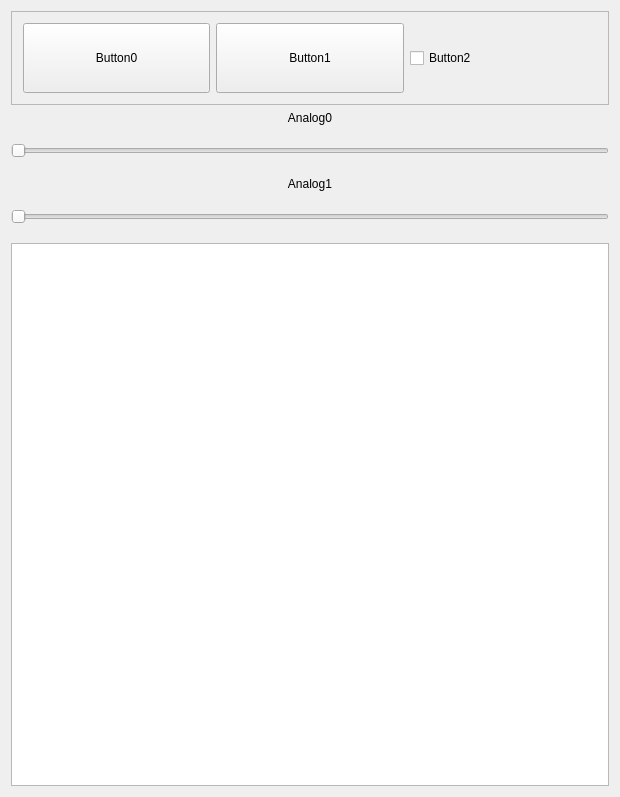
The window that mainwindow.ui (ReliaSolve/qt-vrpn-server) describes before a commit, drawn with Qt 5.
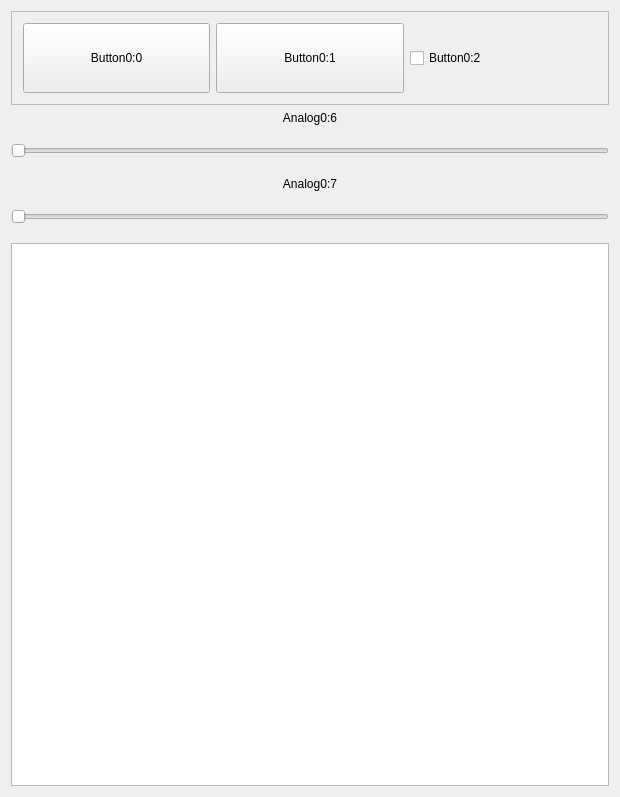
The same window after the commit.

Commit message: Clarifying button and analog device names in the GUI.

Patch:
```diff
--- a/mainwindow.ui
+++ b/mainwindow.ui
@@ -33,7 +33,7 @@
           </size>
          </property>
          <property name="text">
-          <string>Button0</string>
+          <string>Button0:0</string>
          </property>
         </widget>
        </item>
@@ -46,7 +46,7 @@
           </size>
          </property>
          <property name="text">
-          <string>Button1</string>
+          <string>Button0:1</string>
          </property>
         </widget>
        </item>
@@ -59,7 +59,7 @@
           </size>
          </property>
          <property name="text">
-          <string>Button2</string>
+          <string>Button0:2</string>
          </property>
         </widget>
        </item>
@@ -69,7 +69,7 @@
     <item>
      <widget class="QLabel" name="label">
       <property name="text">
-       <string>Analog0</string>
+       <string>Analog0:6</string>
       </property>
       <property name="alignment">
        <set>Qt::AlignCenter</set>
@@ -95,7 +95,7 @@
     <item>
      <widget class="QLabel" name="label_2">
       <property name="text">
-       <string>Analog1</string>
+       <string>Analog0:7</string>
       </property>
       <property name="alignment">
        <set>Qt::AlignCenter</set>
```
The commit also changes 2 other files.
